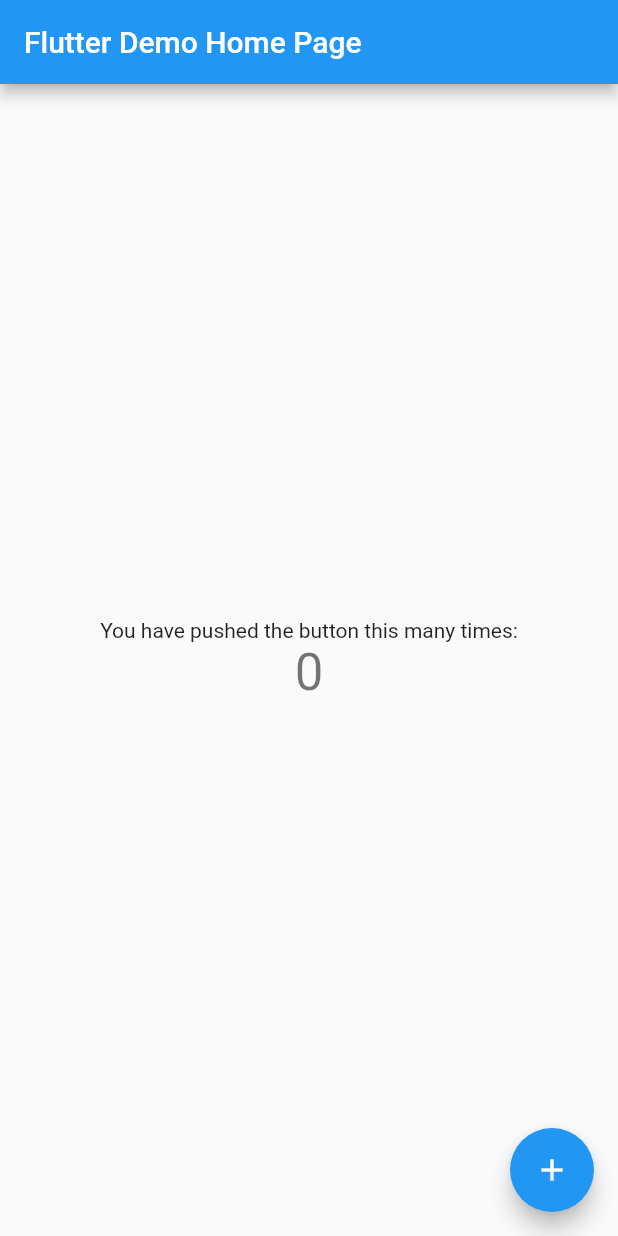
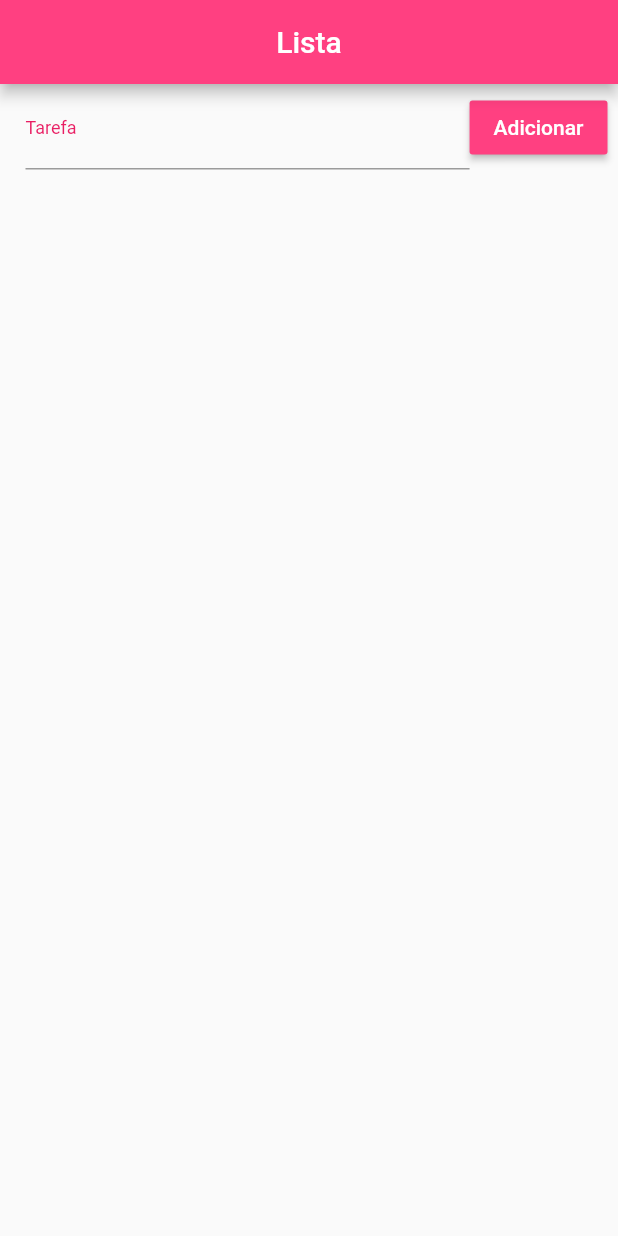
Before and after one commit to muriloconceicao/lista_de_tarefas, a Flutter app: the screen it shows after launch, on a phone screen of 412 x 824 dp. Run offline on Flutter 3.47's test engine with Material 2 defaults, Android fonts, the phone set to English and light mode, and no system bars.

Commit message:
Final Commit.

```diff
--- a/lib/main.dart
+++ b/lib/main.dart
@@ -1,111 +1,186 @@
+import 'dart:convert';
+import 'dart:io';
 import 'package:flutter/material.dart';
+import 'package:flutter/material.dart' as prefix0;
+import 'package:path_provider/path_provider.dart';
 
-void main() => runApp(MyApp());
-
-class MyApp extends StatelessWidget {
-  // This widget is the root of your application.
-  @override
-  Widget build(BuildContext context) {
-    return MaterialApp(
-      title: 'Flutter Demo',
-      theme: ThemeData(
-        // This is the theme of your application.
-        //
-        // Try running your application with "flutter run". You'll see the
-        // application has a blue toolbar. Then, without quitting the app, try
-        // changing the primarySwatch below to Colors.green and then invoke
-        // "hot reload" (press "r" in the console where you ran "flutter run",
-        // or simply save your changes to "hot reload" in a Flutter IDE).
-        // Notice that the counter didn't reset back to zero; the application
-        // is not restarted.
-        primarySwatch: Colors.blue,
-      ),
-      home: MyHomePage(title: 'Flutter Demo Home Page'),
-    );
-  }
+void main() {
+  runApp(MaterialApp(
+    home: Home(),
+  ));
 }
 
-class MyHomePage extends StatefulWidget {
-  MyHomePage({Key key, this.title}) : super(key: key);
+class Home extends StatefulWidget {
+  @override
+  _HomeState createState() => _HomeState();
+}
 
-  // This widget is the home page of your application. It is stateful, meaning
-  // that it has a State object (defined below) that contains fields that affect
-  // how it looks.
+class _HomeState extends State<Home> {
+  List _toDoList = [];
+  Map<String, dynamic> _lastRemoved;
+  int _lastRemovedPos;
 
-  // This class is the configuration for the state. It holds the values (in this
-  // case the title) provided by the parent (in this case the App widget) and
-  // used by the build method of the State. Fields in a Widget subclass are
-  // always marked "final".
-
-  final String title;
+  final toDoController = TextEditingController();
 
   @override
-  _MyHomePageState createState() => _MyHomePageState();
-}
-
-class _MyHomePageState extends State<MyHomePage> {
-  int _counter = 0;
-
-  void _incrementCounter() {
-    setState(() {
-      // This call to setState tells the Flutter framework that something has
-      // changed in this State, which causes it to rerun the build method below
-      // so that the display can reflect the updated values. If we changed
-      // _counter without calling setState(), then the build method would not be
-      // called again, and so nothing would appear to happen.
-      _counter++;
+  void initState() {
+    super.initState();
+    _readData().then((data) {
+      setState(() {
+        _toDoList = json.decode(data);
+      });
     });
   }
 
   @override
   Widget build(BuildContext context) {
-    // This method is rerun every time setState is called, for instance as done
-    // by the _incrementCounter method above.
-    //
-    // The Flutter framework has been optimized to make rerunning build methods
-    // fast, so that you can just rebuild anything that needs updating rather
-    // than having to individually change instances of widgets.
     return Scaffold(
       appBar: AppBar(
-        // Here we take the value from the MyHomePage object that was created by
-        // the App.build method, and use it to set our appbar title.
-        title: Text(widget.title),
+        title: Text("Lista"),
+        backgroundColor: Colors.pinkAccent,
+        centerTitle: true,
       ),
-      body: Center(
-        // Center is a layout widget. It takes a single child and positions it
-        // in the middle of the parent.
-        child: Column(
-          // Column is also a layout widget. It takes a list of children and
-          // arranges them vertically. By default, it sizes itself to fit its
-          // children horizontally, and tries to be as tall as its parent.
-          //
-          // Invoke "debug painting" (press "p" in the console, choose the
-          // "Toggle Debug Paint" action from the Flutter Inspector in Android
-          // Studio, or the "Toggle Debug Paint" command in Visual Studio Code)
-          // to see the wireframe for each widget.
-          //
-          // Column has various properties to control how it sizes itself and
-          // how it positions its children. Here we use mainAxisAlignment to
-          // center the children vertically; the main axis here is the vertical
-          // axis because Columns are vertical (the cross axis would be
-          // horizontal).
-          mainAxisAlignment: MainAxisAlignment.center,
-          children: <Widget>[
-            Text(
-              'You have pushed the button this many times:',
+      body: Column(
+        children: <Widget>[
+          Container(
+            padding: EdgeInsets.fromLTRB(17.0, 1.0, 7.0, 1.0),
+            child: Row(
+              children: <Widget>[
+                Expanded(
+                  child: TextField(
+                    controller: toDoController,
+                    decoration: InputDecoration(
+                        labelText: "Tarefa",
+                        labelStyle:
+                            TextStyle(color: Colors.pink, fontSize: 12.0)),
+                  ),
+                ),
+                RaisedButton(
+                  color: Colors.pinkAccent,
+                  child: Text("Adicionar"),
+                  textColor: Colors.white,
+                  onPressed: _addToDo,
+                )
+              ],
             ),
-            Text(
-              '$_counter',
-              style: Theme.of(context).textTheme.display1,
+          ),
+          Expanded(
+            child: RefreshIndicator(
+              child: ListView.builder(
+                  padding: EdgeInsets.only(top: 10.0),
+                  itemCount: _toDoList.length,
+                  itemBuilder: buildListItem),
+              onRefresh: _refreshList,
             ),
-          ],
+          )
+        ],
+      ),
+    );
+  }
+
+  void _addToDo() {
+    setState(() {
+      Map<String, dynamic> newToDo = Map();
+      newToDo["title"] = toDoController.text;
+      resetFields();
+      newToDo["ok"] = false;
+      _toDoList.add(newToDo);
+      _saveData();
+    });
+  }
+
+  void resetFields() {
+    toDoController.text = "";
+  }
+
+  Future<File> _getFile() async {
+    final directory = await getApplicationDocumentsDirectory();
+    return File("${directory.path}/data.json");
+  }
+
+  Future<File> _saveData() async {
+    String data = json.encode(_toDoList);
+    final file = await _getFile();
+    return file.writeAsString(data);
+  }
+
+  Future<String> _readData() async {
+    try {
+      final file = await _getFile();
+      return file.readAsString();
+    } catch (e) {
+      return null;
+    }
+  }
+
+  Widget buildListItem(context, index) {
+    return Dismissible(
+      key: Key(DateTime.now().millisecondsSinceEpoch.toString()),
+      background: Container(
+        color: Colors.red,
+        child: Align(
+          alignment: Alignment(0.9, 0.0),
+          child: Icon(
+            Icons.delete,
+            color: Colors.white,
+          ),
         ),
       ),
-      floatingActionButton: FloatingActionButton(
-        onPressed: _incrementCounter,
-        tooltip: 'Increment',
-        child: Icon(Icons.add),
-      ), // This trailing comma makes auto-formatting nicer for build methods.
+      direction: DismissDirection.startToEnd,
+      child: CheckboxListTile(
+        title: Text(_toDoList[index]["title"]),
+        value: _toDoList[index]["ok"],
+        secondary: CircleAvatar(
+          child: Icon(_toDoList[index]["ok"] ? Icons.check : Icons.error),
+        ),
+        onChanged: (checked) {
+          setState(() {
+            _toDoList[index]["ok"] = checked;
+            _saveData();
+          });
+        },
+      ),
+      onDismissed: (direction) {
+        setState(() {
+          _lastRemoved = Map.from(_toDoList[index]);
+          _lastRemovedPos = index;
+          _toDoList.removeAt(index);
+          _saveData();
+
+          final snack = SnackBar(
+            content: Text("Tarefa ${_lastRemoved["title"]} removida!"),
+            action: SnackBarAction(
+              label: "Desfazer",
+              onPressed: () {
+                setState(() {
+                  _toDoList.insert(_lastRemovedPos, _lastRemoved);
+                  _saveData();
+                });
+              },
+            ),
+            duration: Duration(seconds: 2),
+          );
+
+          Scaffold.of(context).removeCurrentSnackBar();
+          Scaffold.of(context).showSnackBar(snack);
+        });
+      },
     );
   }
+
+  Future<Null> _refreshList() async {
+    await Future.delayed(Duration(seconds: 1));
+
+    setState(() {
+      _toDoList.sort((a, b) {
+        if(a["ok"] && !b["ok"])
+          return 1;
+        else if (!a["ok"] && b["ok"])
+          return -1;
+        else
+          return 0;
+      });
+      _saveData();
+    });
+  }
 }
--- a/pubspec.yaml
+++ b/pubspec.yaml
@@ -23,6 +23,7 @@ dependencies:
   # The following adds the Cupertino Icons font to your application.
   # Use with the CupertinoIcons class for iOS style icons.
   cupertino_icons: ^0.1.2
+  path_provider: ^1.1.0
 
 dev_dependencies:
   flutter_test:
```
Also changed, not shown: pubspec.lock, 7 other files.
